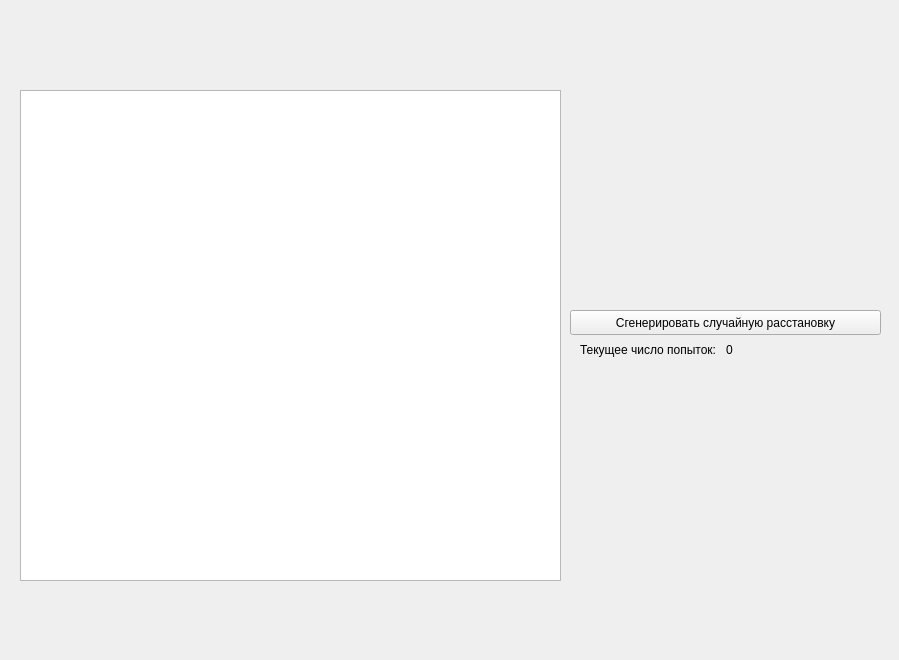
4rt3mio/Kursovaya, file 15-puzzle/puzzle15.ui: the form before one commit.
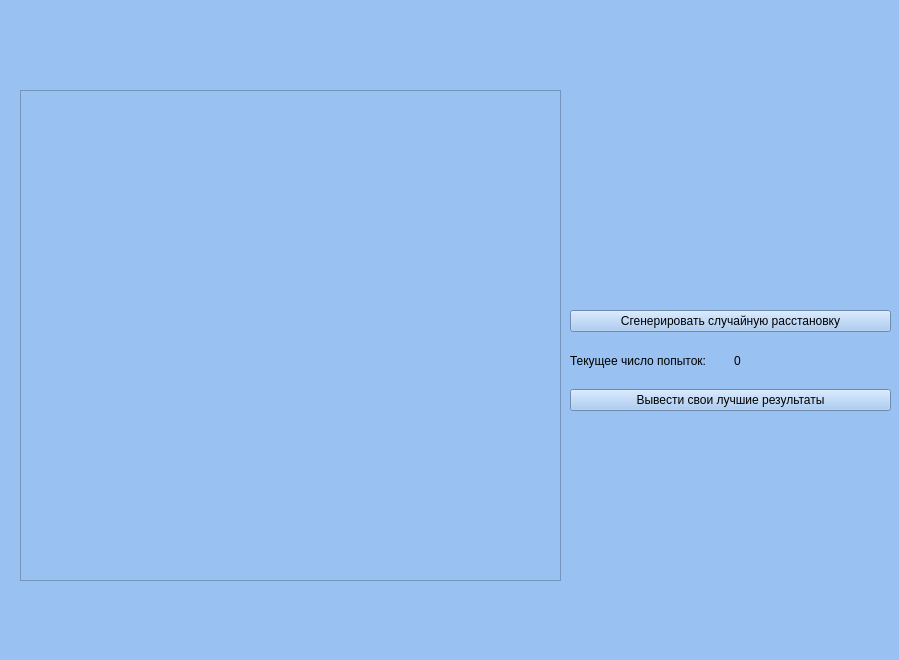
The form after the commit. Icons and pictures are not drawn.

Commit message: add visual of puzzle

```diff
--- a/15-puzzle/puzzle15.ui
+++ b/15-puzzle/puzzle15.ui
@@ -13,6 +13,9 @@
   <property name="windowTitle">
    <string>Form</string>
   </property>
+  <property name="styleSheet">
+   <string notr="true">background-color: rgb(153, 193, 241);</string>
+  </property>
   <widget class="QGraphicsView" name="graphicsView">
    <property name="geometry">
     <rect>
@@ -23,15 +26,18 @@
     </rect>
    </property>
   </widget>
-  <widget class="QPushButton" name="bnt_generation">
+  <widget class="QWidget" name="layoutWidget">
    <property name="geometry">
     <rect>
      <x>570</x>
      <y>310</y>
-     <width>311</width>
-     <height>25</height>
+     <width>321</width>
+     <height>101</height>
     </rect>
    </property>
+   <layout class="QVBoxLayout" name="verticalLayout">
+    <item>
+     <widget class="QPushButton" name="bnt_generation">
    <property name="acceptDrops">
     <bool>false</bool>
    </property>
@@ -45,15 +51,8 @@
     <iconset theme="view-refresh"/>
    </property>
   </widget>
-  <widget class="QWidget" name="">
-   <property name="geometry">
-    <rect>
-     <x>580</x>
-     <y>340</y>
-     <width>261</width>
-     <height>19</height>
-    </rect>
-   </property>
+    </item>
+    <item>
    <layout class="QHBoxLayout" name="horizontalLayout">
     <item>
      <widget class="QLabel" name="lbl_info_attempts">
@@ -66,6 +65,18 @@
      <widget class="QLabel" name="lbl_count_attempts">
       <property name="text">
        <string>0</string>
+        </property>
+       </widget>
+      </item>
+     </layout>
+    </item>
+    <item>
+     <widget class="QPushButton" name="bnt_get_my_result">
+      <property name="text">
+       <string>Вывести свои лучшие результаты</string>
+      </property>
+      <property name="icon">
+       <iconset theme="emblem-documents"/>
       </property>
      </widget>
     </item>
```
Lines whose indentation alone changed are shown as unchanged. The commit also changes 7 other files.
